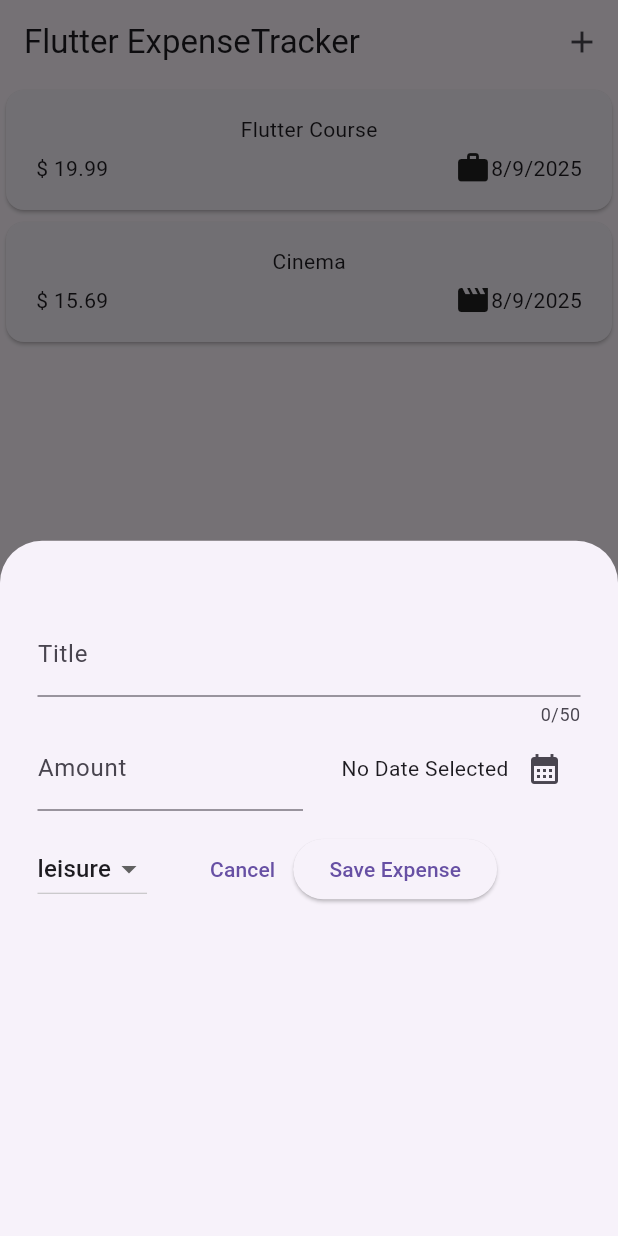
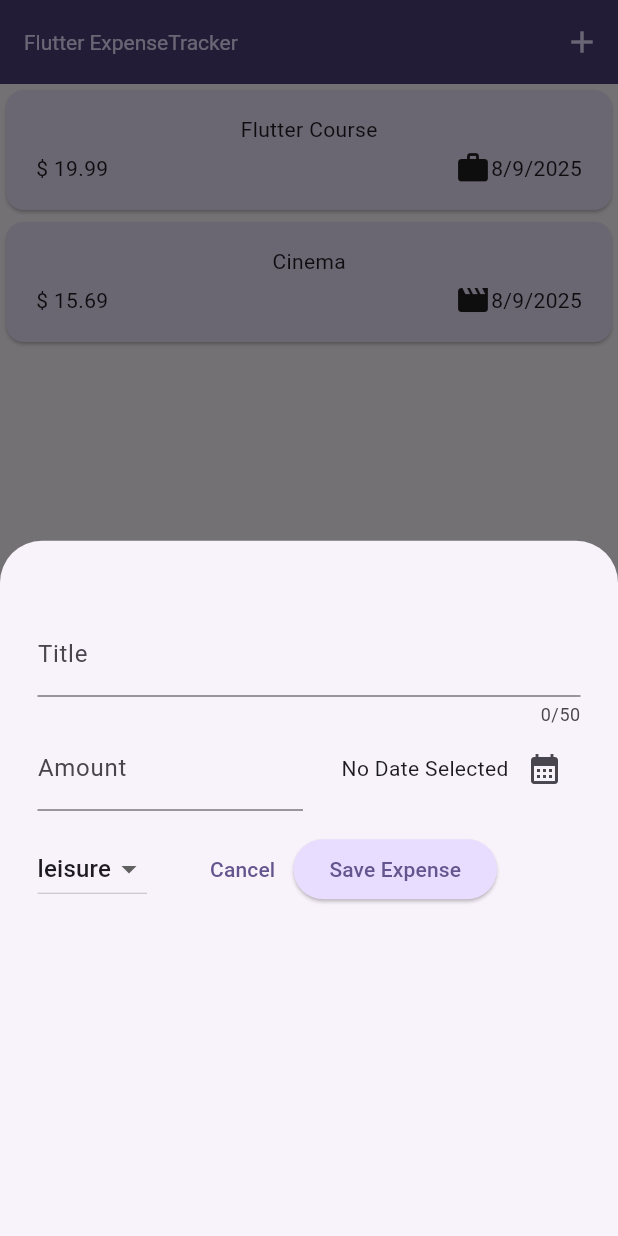
Before and after one commit to Chorakit/Project_flutter_Budget, a Flutter app: the screen it shows after launch, after a tap on the "add" icon, on a phone screen of 412 x 824 dp. Run offline on Flutter 3.47's test engine with Material 3 defaults, Android fonts, the phone set to English and light mode, and no system bars.

Commit message:
ีupdate

```diff
--- a/lib/main.dart
+++ b/lib/main.dart
@@ -1,6 +1,39 @@
 import 'package:flutter/material.dart';
 import 'package:flutter_application_budget/widgets/expenses.dart';
 
+var kColorScheme = ColorScheme.fromSeed(
+  seedColor: Color.fromARGB(255, 96, 59, 181),
+);
+
 void main() {
-  runApp(MaterialApp(theme: ThemeData(useMaterial3: true), home: Expenses()));
+  runApp(
+    MaterialApp(
+      theme: ThemeData.from(
+        useMaterial3: true,
+        colorScheme: kColorScheme,
+      ).copyWith(
+        appBarTheme: AppBarTheme().copyWith(
+          backgroundColor: kColorScheme.onPrimaryContainer,
+          foregroundColor: kColorScheme.primaryContainer,
+        ),
+        cardTheme: CardTheme().copyWith(
+          color: kColorScheme.secondaryContainer,
+          margin: EdgeInsets.all(4),
+        ),
+        elevatedButtonTheme: ElevatedButtonThemeData(
+          style: ElevatedButton.styleFrom(
+            backgroundColor: kColorScheme.primaryContainer,
+          ),
+        ),
+        textTheme: ThemeData().textTheme.copyWith(
+          titleLarge: TextStyle(
+            fontWeight: FontWeight.normal,
+            color: kColorScheme.onSecondaryContainer,
+            fontSize: 14,
+          ),
+        ),
+      ),
+      home: Expenses(),
+    ),
+  );
 }
```
